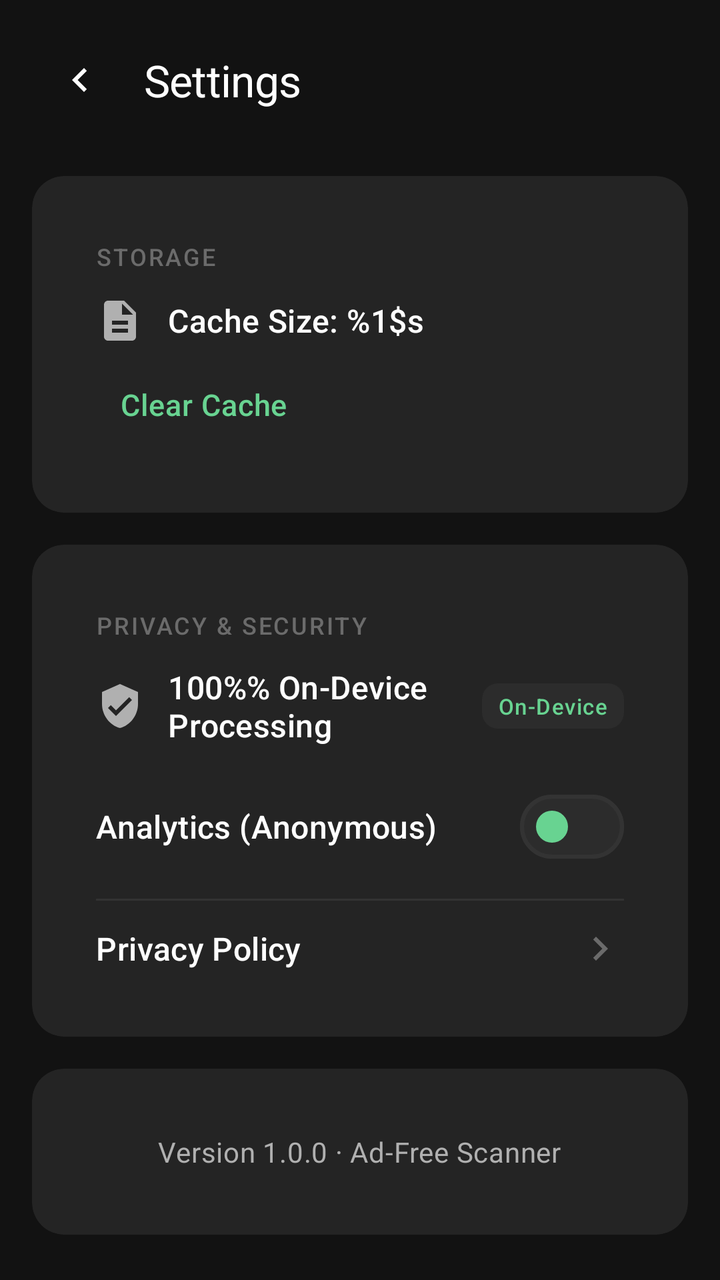
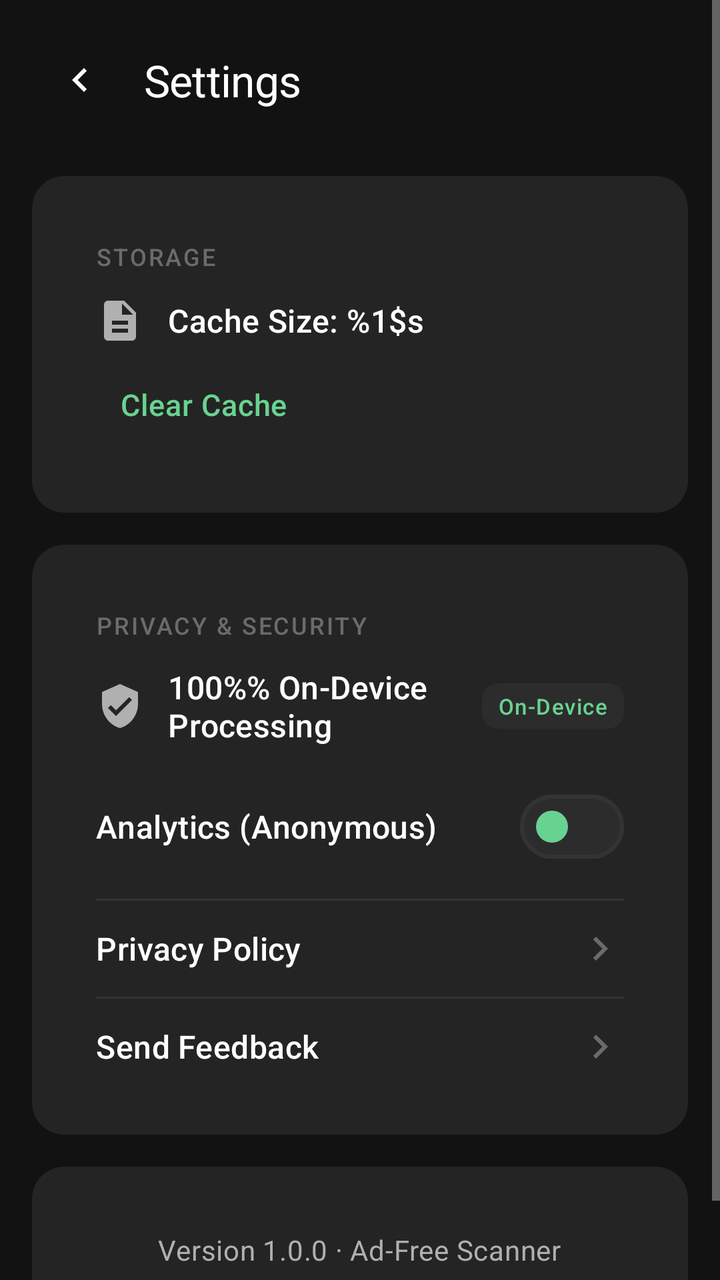

Two renders of the same Android screen: before a commit and after it. Below are the layout's source before the change and the commit's diff.
<!-- AndroidManifest.xml: application theme Theme.AnScanner -->
<!-- res/layout/activity_settings.xml -->
<?xml version="1.0" encoding="utf-8"?>
<ScrollView xmlns:android="http://schemas.android.com/apk/res/android"
    xmlns:app="http://schemas.android.com/apk/res-auto"
    android:layout_width="match_parent"
    android:layout_height="match_parent"
    android:background="@color/background_primary">

    <LinearLayout
        android:layout_width="match_parent"
        android:layout_height="wrap_content"
        android:orientation="vertical"
        android:padding="@dimen/spacing_lg">

        <LinearLayout
            android:layout_width="match_parent"
            android:layout_height="wrap_content"
            android:orientation="horizontal"
            android:gravity="center_vertical">

            <ImageButton
                android:id="@+id/btnBack"
                android:layout_width="48dp"
                android:layout_height="48dp"
                android:background="?attr/selectableItemBackgroundBorderless"
                android:src="@drawable/ic_chevron_right"
                android:rotation="180"
                app:tint="@color/text_primary" />

            <TextView
                android:layout_width="wrap_content"
                android:layout_height="wrap_content"
                android:layout_marginStart="@dimen/spacing_sm"
                android:text="@string/settings_title"
                android:textAppearance="@style/TextAppearance.AnScanner.Headline" />
        </LinearLayout>

        <Space
            android:layout_width="match_parent"
            android:layout_height="24dp" />

        
        <com.google.android.material.card.MaterialCardView
            android:id="@+id/cardStorage"
            style="@style/Widget.AnScanner.CardView.Settings"
            android:layout_width="match_parent"
            android:layout_height="wrap_content">

            <LinearLayout
                android:layout_width="match_parent"
                android:layout_height="wrap_content"
                android:orientation="vertical"
                android:padding="@dimen/card_padding">

                <TextView
                    android:layout_width="wrap_content"
                    android:layout_height="wrap_content"
                    android:text="@string/settings_storage_title"
                    android:textAppearance="@style/TextAppearance.AnScanner.SectionHeader" />

                <LinearLayout
                    android:layout_width="match_parent"
                    android:layout_height="wrap_content"
                    android:layout_marginTop="@dimen/spacing_md"
                    android:orientation="horizontal"
                    android:gravity="center_vertical">

                    <ImageView
                        android:layout_width="@dimen/icon_md"
                        android:layout_height="@dimen/icon_md"
                        android:src="@drawable/ic_library"
                        app:tint="@color/text_secondary" />

                    <TextView
                        android:id="@+id/tvCacheSize"
                        android:layout_width="0dp"
                        android:layout_height="wrap_content"
                        android:layout_weight="1"
                        android:layout_marginStart="@dimen/spacing_md"
                        android:text="@string/settings_cache_size"
                        android:textAppearance="@style/TextAppearance.AnScanner.Title" />
                </LinearLayout>

                <Button
                    android:id="@+id/btnClearCache"
                    style="@style/Widget.AnScanner.Button.Text"
                    android:layout_width="wrap_content"
                    android:layout_height="wrap_content"
                    android:layout_marginTop="@dimen/spacing_sm"
                    android:text="@string/settings_clear_cache"
                    android:textColor="@color/accent_mint" />
            </LinearLayout>
        </com.google.android.material.card.MaterialCardView>

        <Space
            android:layout_width="match_parent"
            android:layout_height="16dp" />

        
        <com.google.android.material.card.MaterialCardView
            style="@style/Widget.AnScanner.CardView.Settings"
            android:layout_width="match_parent"
            android:layout_height="wrap_content">

            <LinearLayout
                android:layout_width="match_parent"
                android:layout_height="wrap_content"
                android:orientation="vertical"
                android:padding="@dimen/card_padding">

                <TextView
                    android:layout_width="wrap_content"
                    android:layout_height="wrap_content"
                    android:text="@string/settings_privacy_title"
                    android:textAppearance="@style/TextAppearance.AnScanner.SectionHeader" />

                <LinearLayout
                    android:layout_width="match_parent"
                    android:layout_height="wrap_content"
                    android:layout_marginTop="@dimen/spacing_md"
                    android:orientation="horizontal"
                    android:gravity="center_vertical">

                    <ImageView
                        android:layout_width="@dimen/icon_md"
                        android:layout_height="@dimen/icon_md"
                        android:src="@drawable/ic_privacy"
                        app:tint="@color/text_secondary" />

                    <TextView
                        android:layout_width="0dp"
                        android:layout_height="wrap_content"
                        android:layout_weight="1"
                        android:layout_marginStart="@dimen/spacing_md"
                        android:text="@string/settings_on_device"
                        android:textAppearance="@style/TextAppearance.AnScanner.Title" />

                    <TextView
                        android:layout_width="wrap_content"
                        android:layout_height="wrap_content"
                        android:text="@string/settings_on_device_badge"
                        android:background="@drawable/bg_format_tag"
                        android:paddingHorizontal="8dp"
                        android:paddingVertical="4dp"
                        android:textColor="@color/accent_mint"
                        android:textAppearance="@style/TextAppearance.AnScanner.Label" />
                </LinearLayout>

                <LinearLayout
                    android:layout_width="match_parent"
                    android:layout_height="wrap_content"
                    android:layout_marginTop="@dimen/spacing_lg"
                    android:orientation="horizontal"
                    android:gravity="center_vertical">

                    <TextView
                        android:layout_width="0dp"
                        android:layout_height="wrap_content"
                        android:layout_weight="1"
                        android:text="@string/settings_analytics_toggle"
                        android:textAppearance="@style/TextAppearance.AnScanner.Title" />

                    <com.google.android.material.materialswitch.MaterialSwitch
                        android:id="@+id/switchAnalytics"
                        style="@style/Widget.AnScanner.Switch"
                        android:layout_width="wrap_content"
                        android:layout_height="wrap_content" />
                </LinearLayout>

                <View
                    android:layout_width="match_parent"
                    android:layout_height="1dp"
                    android:layout_marginVertical="@dimen/spacing_md"
                    android:background="@color/divider" />

                <LinearLayout
                    android:id="@+id/rowPrivacyPolicy"
                    android:layout_width="match_parent"
                    android:layout_height="wrap_content"
                    android:orientation="horizontal"
                    android:gravity="center_vertical"
                    android:background="?attr/selectableItemBackground"
                    android:clickable="true"
                    android:focusable="true">

                    <TextView
                        android:layout_width="0dp"
                        android:layout_height="wrap_content"
                        android:layout_weight="1"
                        android:text="@string/settings_privacy_policy"
                        android:textAppearance="@style/TextAppearance.AnScanner.Title" />

                    <ImageView
                        android:layout_width="@dimen/icon_md"
                        android:layout_height="@dimen/icon_md"
                        android:src="@drawable/ic_chevron_right"
                        app:tint="@color/text_muted" />
                </LinearLayout>
            </LinearLayout>
        </com.google.android.material.card.MaterialCardView>

        <Space
            android:layout_width="match_parent"
            android:layout_height="16dp" />

        
        <com.google.android.material.card.MaterialCardView
            style="@style/Widget.AnScanner.CardView.Settings"
            android:layout_width="match_parent"
            android:layout_height="wrap_content">

            <LinearLayout
                android:layout_width="match_parent"
                android:layout_height="wrap_content"
                android:orientation="vertical"
                android:padding="@dimen/card_padding"
                android:gravity="center">

                <TextView
                    android:layout_width="wrap_content"
                    android:layout_height="wrap_content"
                    android:text="@string/app_version_full"
                    android:textAppearance="@style/TextAppearance.AnScanner.Subtitle"
                    android:textColor="@color/text_secondary" />
            </LinearLayout>
        </com.google.android.material.card.MaterialCardView>

    </LinearLayout>
</ScrollView>
<!-- resources referenced by this layout -->
<resources>
  <color name="accent_mint">#FF68D391</color>
  <color name="background_primary">#FF121212</color>
  <color name="divider">#FF333333</color>
  <color name="text_muted">#FF6B6B6B</color>
  <color name="text_primary">#FFFFFFFF</color>
  <color name="text_secondary">#FFB0B0B0</color>
  <dimen name="card_padding">16dp</dimen>
  <dimen name="icon_md">24dp</dimen>
  <dimen name="spacing_lg">16dp</dimen>
  <dimen name="spacing_md">12dp</dimen>
  <dimen name="spacing_sm">8dp</dimen>
  <string name="app_version_full">Version 1.0.0 · Ad-Free Scanner</string>
  <string name="settings_analytics_toggle">Analytics (Anonymous)</string>
  <string name="settings_cache_size">Cache Size: %1$s</string>
  <string name="settings_clear_cache">Clear Cache</string>
  <string name="settings_on_device">100%% On-Device Processing</string>
  <string name="settings_on_device_badge">On-Device</string>
  <string name="settings_privacy_policy">Privacy Policy</string>
  <string name="settings_privacy_title">Privacy \u0026 Security</string>
  <string name="settings_storage_title">Storage</string>
  <string name="settings_title">Settings</string>
  <style name="Widget.AnScanner.CardView.Settings" parent="Widget.AnScanner.CardView">
          <item name="cardBackgroundColor">@color/surface_card</item>
          <item name="cardCornerRadius">@dimen/radius_lg</item>
          <item name="cardElevation">0dp</item>
      </style>
  <color name="surface_elevated">#FF2C2C2C</color>
  <dimen name="radius_sm">8dp</dimen>
  <color name="accent_mint_ripple">#3368D391</color>
  <dimen name="button_height_secondary">44dp</dimen>
  <color name="surface_card">#FF242424</color>
  <dimen name="radius_lg">16dp</dimen>
  <color name="md_theme_primary">#FF68D391</color>
  <color name="md_theme_onPrimary">#FF121212</color>
  <color name="md_theme_primaryContainer">#FF2C2C2C</color>
  <color name="md_theme_onPrimaryContainer">#FF9AE6B4</color>
  <color name="md_theme_secondary">#FF48BB78</color>
  <color name="md_theme_onSecondary">#FF121212</color>
  <color name="md_theme_error">#FFEF4444</color>
  <color name="md_theme_onError">#FFFFFFFF</color>
  <color name="md_theme_background">#FF121212</color>
  <color name="md_theme_onBackground">#FFFFFFFF</color>
  <color name="md_theme_surface">#FF1A1A1A</color>
  <color name="md_theme_onSurface">#FFFFFFFF</color>
  <color name="md_theme_surfaceVariant">#FF242424</color>
  <color name="md_theme_onSurfaceVariant">#FFB0B0B0</color>
  <color name="md_theme_outline">#FF333333</color>
  <color name="status_bar">#FF121212</color>
  <color name="navigation_bar">#FF1A1A1A</color>
  <color name="text_hint">#FF555555</color>
  <style name="ShapeAppearance.AnScanner.SmallComponent" parent="ShapeAppearance.Material3.SmallComponent">
          <item name="cornerFamily">rounded</item>
          <item name="cornerSize">@dimen/radius_sm</item>
      </style>
  <style name="ShapeAppearance.AnScanner.MediumComponent" parent="ShapeAppearance.Material3.MediumComponent">
          <item name="cornerFamily">rounded</item>
          <item name="cornerSize">@dimen/radius_lg</item>
      </style>
  <style name="ShapeAppearance.AnScanner.LargeComponent" parent="ShapeAppearance.Material3.LargeComponent">
          <item name="cornerFamily">rounded</item>
          <item name="cornerSize">@dimen/radius_xl</item>
      </style>
  <dimen name="elevation_card">2dp</dimen>
  <dimen name="button_height_primary">52dp</dimen>
  <color name="text_on_accent">#FF121212</color>
  <dimen name="button_corner_radius">12dp</dimen>
  <dimen name="text_input_corner_radius">12dp</dimen>
  <style name="Widget.AnScanner.BottomSheet" parent="Widget.Material3.BottomSheet">
          <item name="backgroundTint">@color/surface_card</item>
          <item name="shapeAppearance">@style/ShapeAppearance.AnScanner.BottomSheet</item>
      </style>
  <dimen name="radius_xl">24dp</dimen>
  <dimen name="radius_bottom_sheet">28dp</dimen>
  <!-- unchanged entries left out for length: 18 -->
</resources>

<!-- the commit's change to res/layout/activity_settings.xml (unified diff, before → after) -->
@@ -195,6 +195,36 @@
                         android:src="@drawable/ic_chevron_right"
                         app:tint="@color/text_muted" />
                 </LinearLayout>
+
+                <View
+                    android:layout_width="match_parent"
+                    android:layout_height="1dp"
+                    android:layout_marginVertical="@dimen/spacing_md"
+                    android:background="@color/divider" />
+
+                <LinearLayout
+                    android:id="@+id/rowFeedback"
+                    android:layout_width="match_parent"
+                    android:layout_height="wrap_content"
+                    android:orientation="horizontal"
+                    android:gravity="center_vertical"
+                    android:background="?attr/selectableItemBackground"
+                    android:clickable="true"
+                    android:focusable="true">
+
+                    <TextView
+                        android:layout_width="0dp"
+                        android:layout_height="wrap_content"
+                        android:layout_weight="1"
+                        android:text="@string/settings_send_feedback"
+                        android:textAppearance="@style/TextAppearance.AnScanner.Title" />
+
+                    <ImageView
+                        android:layout_width="@dimen/icon_md"
+                        android:layout_height="@dimen/icon_md"
+                        android:src="@drawable/ic_chevron_right"
+                        app:tint="@color/text_muted" />
+                </LinearLayout>
             </LinearLayout>
         </com.google.android.material.card.MaterialCardView>
 
<!-- resource entries referenced after the edit -->
@@ -19,6 +19,7 @@
   <string name="settings_on_device_badge">On-Device</string>
   <string name="settings_privacy_policy">Privacy Policy</string>
   <string name="settings_privacy_title">Privacy \u0026 Security</string>
+  <string name="settings_send_feedback">Send Feedback</string>
   <string name="settings_storage_title">Storage</string>
   <string name="settings_title">Settings</string>
   <style name="Widget.AnScanner.CardView.Settings" parent="Widget.AnScanner.CardView">
